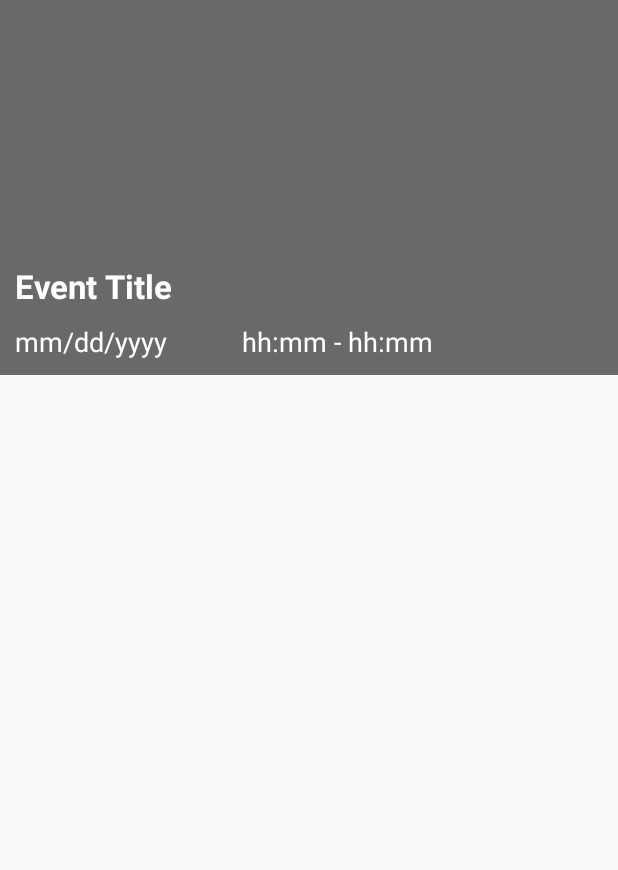
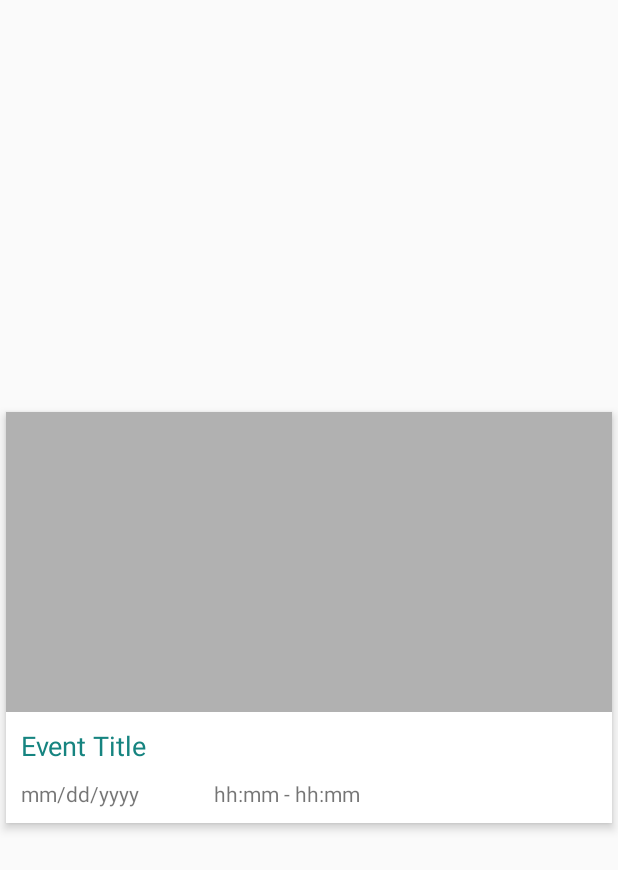
Before and after one commit to pinch-codepath/pinch, an Android app: the layout item_event_image.xml on its own in the app's theme, with its tools: preview values and no code run, on a phone screen of 412 x 824 dp. Shown: the top 870 px of the screen. Run offline under Robolectric (Android 15) with nearby library versions, the phone set to English and light mode, and no system bars.

Commit message:
UI updates

```diff
--- a/app/src/main/res/layout/activity_main.xml
+++ b/app/src/main/res/layout/activity_main.xml
@@ -8,7 +8,7 @@
 
     <com.astuetz.PagerSlidingTabStrip
         android:id="@+id/tabs"
-        app:pstsShouldExpand="true"
+        app:pstsShouldExpand="false"
         app:pstsTextAllCaps="true"
         android:layout_width="match_parent"
         android:textSize="14sp"
@@ -17,8 +17,7 @@
         app:pstsDividerColor="@color/colorPrimary"
         app:pstsIndicatorColor="@color/colorPrimaryDark"
         app:pstsIndicatorHeight="3dp"
-        android:elevation="4dp"
-        android:layout_height="48dp"/>
+        android:layout_height="54dp"/>
 
     <android.support.v4.view.ViewPager
         android:id="@+id/viewpager"
--- a/app/src/main/res/layout/fragment_search_filters.xml
+++ b/app/src/main/res/layout/fragment_search_filters.xml
@@ -39,6 +39,8 @@
             android:layout_width="wrap_content"
             android:layout_height="wrap_content"
             android:id="@+id/lvEvents"
+            android:divider="@null"
+            android:dividerHeight="0dp"
             android:layout_alignParentLeft="true"
             android:layout_alignParentStart="true"
             android:layout_alignParentBottom="true"
--- a/app/src/main/res/layout/item_event_image.xml
+++ b/app/src/main/res/layout/item_event_image.xml
@@ -1,10 +1,20 @@
 <?xml version="1.0" encoding="utf-8"?>
+<android.support.v7.widget.CardView xmlns:android="http://schemas.android.com/apk/res/android"
+    xmlns:card_view="http://schemas.android.com/apk/res-auto"
+    android:layout_width="match_parent"
+    android:layout_height="wrap_content"
+    android:id="@+id/card_view"
+    android:layout_gravity="center"
+    card_view:cardElevation="4dp"
+    card_view:cardUseCompatPadding="true"
+    card_view:cardCornerRadius="0dp">
+
     <RelativeLayout xmlns:android="http://schemas.android.com/apk/res/android"
         android:layout_width="match_parent" android:layout_height="wrap_content">
 
         <ImageView
             android:layout_width="match_parent"
-        android:layout_height="250dp"
+            android:layout_height="200dp"
             android:id="@+id/ivEventImage"
             android:layout_alignParentTop="true"
             android:layout_alignParentLeft="true"
@@ -13,33 +23,32 @@
             android:adjustViewBounds="true"
             android:scaleType="centerCrop" />
 
-    <ImageView
-        android:layout_width="match_parent"
-        android:layout_height="250dp"
-        android:id="@+id/ivMask"
-        android:layout_alignParentTop="true"
+        <TextView
+            android:layout_width="wrap_content"
+            android:layout_height="wrap_content"
+            android:textAppearance="?android:attr/textAppearanceMedium"
+            android:textColor="@color/colorPrimary"
+            android:text="Event Title"
+            android:id="@+id/tvEventTitle"
+            android:layout_below="@+id/ivEventImage"
             android:layout_alignParentLeft="true"
             android:layout_alignParentStart="true"
-        android:background="@android:color/black"
-        android:alpha="0.4"/>
+            android:layout_marginTop="10dp"
+            android:paddingLeft="10dp"/>
 
         <TextView
             android:layout_width="wrap_content"
             android:layout_height="wrap_content"
-        android:textAppearance="?android:attr/textAppearanceMedium"
-        android:textColor="@android:color/white"
+            android:textAppearance="?android:attr/textAppearanceSmall"
             android:text="mm/dd/yyyy"
             android:id="@+id/tvEventDate"
-        android:layout_alignBottom="@+id/ivEventImage"
-        android:layout_alignParentLeft="true"
-        android:layout_alignParentStart="true"
+            android:layout_below="@+id/tvEventTitle"
             android:padding="10dp"/>
 
         <TextView
             android:layout_width="wrap_content"
             android:layout_height="wrap_content"
-        android:textAppearance="?android:attr/textAppearanceMedium"
-        android:textColor="@android:color/white"
+            android:textAppearance="?android:attr/textAppearanceSmall"
             android:text="hh:mm - hh:mm"
             android:id="@+id/tvEventTime"
             android:layout_alignTop="@+id/tvEventDate"
@@ -47,19 +56,6 @@
             android:layout_toEndOf="@+id/tvEventDate"
             android:layout_marginLeft="30dp"
             android:padding="10dp"/>
-
-    <TextView
-        android:layout_width="wrap_content"
-        android:layout_height="wrap_content"
-        android:textAppearance="?android:attr/textAppearanceLarge"
-        android:textColor="@android:color/white"
-        android:textStyle="bold"
-        android:text="Event Title"
-        android:id="@+id/tvEventTitle"
-        android:layout_above="@+id/tvEventDate"
-        android:layout_alignParentLeft="true"
-        android:layout_alignParentStart="true"
-        android:paddingLeft="10dp"/>
 
         <ImageView
             android:layout_width="30dp"
@@ -70,3 +66,4 @@
             android:layout_alignParentEnd="true"
             android:layout_margin="15dp" />
     </RelativeLayout>
+</android.support.v7.widget.CardView>
```
Lines whose indentation alone changed are shown as unchanged.
